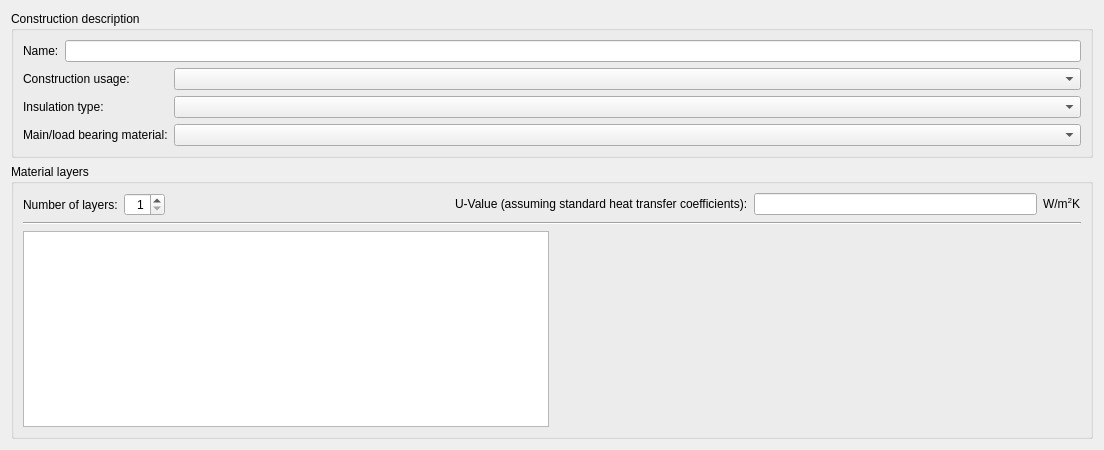
Above: SIM-VICUS/src/SVDBConstructionEditWidget.ui from ghorwin/SIM-VICUS before the change. Below: the same form after it.
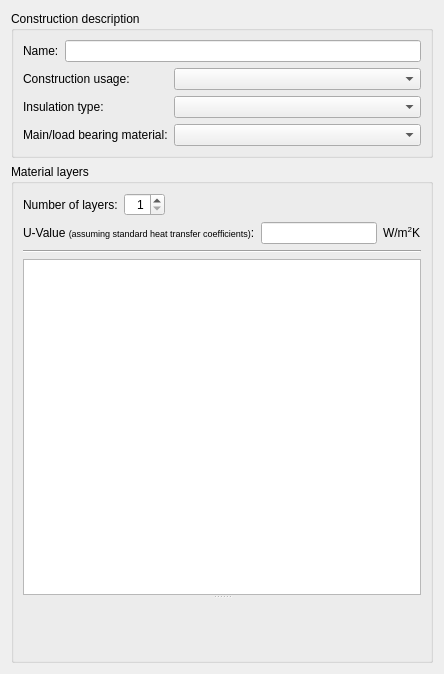
That is the form after the change. Custom widgets are drawn as their Qt base class.

Commit message: Overhaul construction dialog

The edit to the form file:
```diff
--- a/SIM-VICUS/src/SVDBConstructionEditWidget.ui
+++ b/SIM-VICUS/src/SVDBConstructionEditWidget.ui
@@ -6,8 +6,8 @@
    <rect>
     <x>0</x>
     <y>0</y>
-    <width>1104</width>
-    <height>450</height>
+    <width>444</width>
+    <height>674</height>
    </rect>
   </property>
   <property name="sizePolicy">
@@ -19,13 +19,15 @@
   <property name="minimumSize">
    <size>
     <width>0</width>
-    <height>450</height>
+    <height>440</height>
    </size>
   </property>
   <property name="windowTitle">
    <string>Construction editor</string>
   </property>
-  <layout class="QVBoxLayout" name="verticalLayout_2">
+  <layout class="QHBoxLayout" name="horizontalLayout_4" stretch="0">
+   <item>
+    <layout class="QVBoxLayout" name="verticalLayout_2" stretch="0,1">
    <item>
     <widget class="QGroupBox" name="groupBox">
      <property name="title">
@@ -86,7 +88,7 @@
      </property>
      <layout class="QVBoxLayout" name="verticalLayout">
       <item>
-       <layout class="QHBoxLayout" name="horizontalLayout">
+         <layout class="QHBoxLayout" name="horizontalLayout_5">
         <item>
          <widget class="QLabel" name="label">
           <property name="sizePolicy">
@@ -126,10 +128,14 @@
           </property>
          </spacer>
         </item>
+         </layout>
+        </item>
+        <item>
+         <layout class="QHBoxLayout" name="horizontalLayout">
         <item>
          <widget class="QLabel" name="labelUValue">
           <property name="text">
-           <string>&lt;html&gt;&lt;head/&gt;&lt;body&gt;&lt;p&gt;U-Value (assuming standard heat transfer coefficients):&lt;/p&gt;&lt;/body&gt;&lt;/html&gt;</string>
+             <string>&lt;html&gt;&lt;head/&gt;&lt;body&gt;&lt;p&gt;U-Value &lt;span style=&quot; font-size:7pt;&quot;&gt;(assuming standard heat transfer coefficients)&lt;/span&gt;:&lt;/p&gt;&lt;/body&gt;&lt;/html&gt;</string>
           </property>
          </widget>
         </item>
@@ -163,8 +169,10 @@
        </widget>
       </item>
       <item>
-       <layout class="QHBoxLayout" name="horizontalLayout_2">
-        <item>
+         <widget class="QSplitter" name="splitter">
+          <property name="orientation">
+           <enum>Qt::Vertical</enum>
+          </property>
          <widget class="QTableWidget" name="tableWidget">
           <property name="alternatingRowColors">
            <bool>true</bool>
@@ -176,8 +184,6 @@
            <bool>false</bool>
           </attribute>
          </widget>
-        </item>
-        <item>
          <widget class="QtExt::ConstructionViewWidget" name="widgetConstructionView" native="true">
           <property name="sizePolicy">
            <sizepolicy hsizetype="MinimumExpanding" vsizetype="Preferred">
@@ -187,16 +193,17 @@
           </property>
           <property name="minimumSize">
            <size>
-            <width>400</width>
+             <width>200</width>
             <height>0</height>
            </size>
           </property>
          </widget>
+         </widget>
         </item>
        </layout>
-      </item>
-     </layout>
-    </widget>
+      </widget>
+     </item>
+    </layout>
    </item>
   </layout>
  </widget>
```
Left out of the diff: 38 changed lines with no effect on the pictures. Lines whose indentation alone changed are shown as unchanged.
